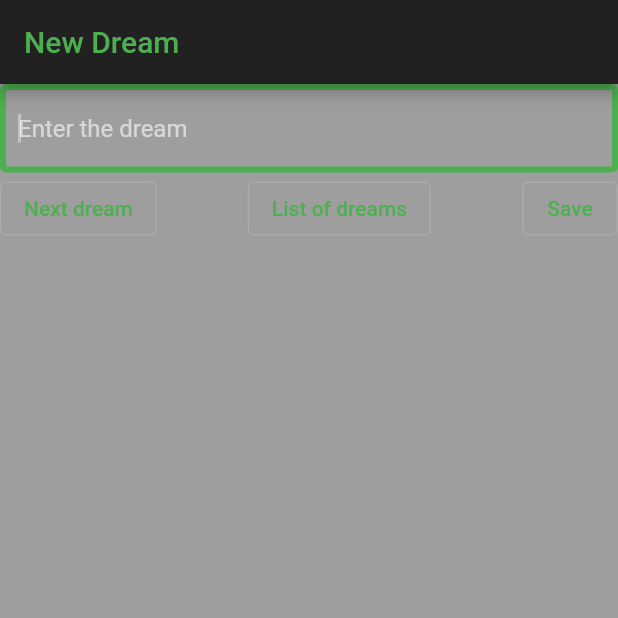
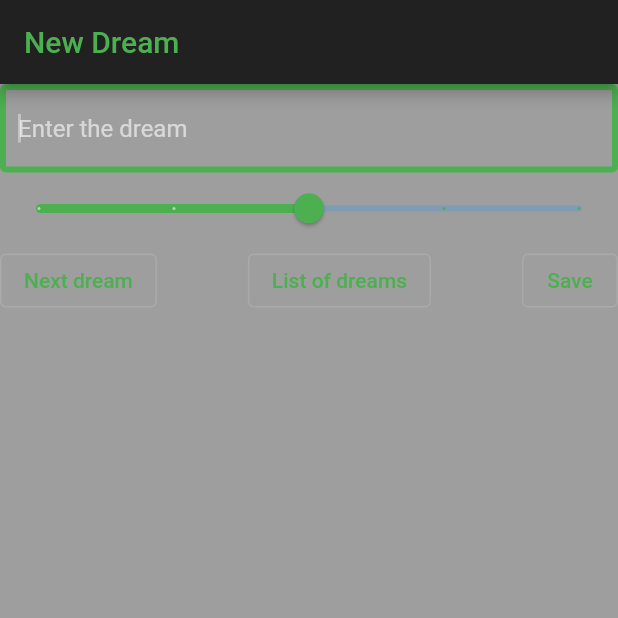
Before and after one commit to bassnick/DR_ea_ms, a Flutter app: the screen it shows after launch, on a phone screen of 412 x 824 dp, the top half of it. Run offline on Flutter 3.47's test engine with Material 2 defaults, Android fonts, the phone set to English and light mode, and no system bars; our stand-ins replace shared_preferences.

Commit message:
slider with mood

```diff
--- a/lib/main.dart
+++ b/lib/main.dart
@@ -26,8 +26,31 @@ class NewDreamPage extends StatefulWidget {
 }
 
 class _NewDreamPageState extends State<NewDreamPage> {
-  TextEditingController inputDream =new TextEditingController();
+  TextEditingController inputDream = new TextEditingController();
+  var extendedMood;
+  var _currentSliderValue = 0.0;
 
+  String getMood(double currentValue) {
+    String mood = "Excellent";
+    extendedMood = "++ " + mood;
+    if (currentValue < 1.5) {
+      mood = "Good";
+      extendedMood = "+ " + mood;
+    }
+    if (currentValue < 0.5) {
+      mood = "Neutral";
+      extendedMood = "0 " + mood;
+    }
+    if (currentValue < -0.5) {
+      mood = "Bad";
+      extendedMood = "- " + mood;
+    }
+    if (currentValue < -1.5) {
+      mood = "NightMare";
+      extendedMood = "-- " + mood;
+    }
+    return mood;
+  }
 
   @override
   Widget build(BuildContext context) {
@@ -57,11 +80,21 @@ class _NewDreamPageState extends State<NewDreamPage> {
                 ),
                 hintText: 'Enter the dream'),
           ),
-              Row( mainAxisAlignment: MainAxisAlignment.spaceBetween,
-                  children: [
-
+          Slider(
+            value: _currentSliderValue,
+            min: -2,
+            max: 2,
+            divisions: 4,
+            activeColor: Colors.green,
+            label: getMood(_currentSliderValue),
+            onChanged: (double value) {
+              setState(() {
+                _currentSliderValue = value;
+              });
+            },
+          ),
+          Row(mainAxisAlignment: MainAxisAlignment.spaceBetween, children: [
             OutlinedButton(
-
               onPressed: () {
                 // Respond to button press
               },
@@ -71,12 +104,10 @@ class _NewDreamPageState extends State<NewDreamPage> {
               ),
             ),
             OutlinedButton(
-
               onPressed: () {
                 listPage();
               },
-              child:
-              Text(
+              child: Text(
                 "List of dreams",
                 style: TextStyle(color: Colors.green),
               ),
@@ -87,6 +118,19 @@ class _NewDreamPageState extends State<NewDreamPage> {
                 final count = ((prefs.getInt('counter') ?? 0) + 1);
                 prefs.setInt('counter', count);
                 prefs.setString('dream' + count.toString(), inputDream.text);
+                var today = DateTime.now();
+                prefs.setString(
+                    'date' + count.toString(),
+                    (today.year.toString() +
+                        "-" +
+                        today.month.toString() +
+                        "-" +
+                        today.day.toString() +
+                        " " +
+                        today.hour.toString() +
+                        ":" +
+                        today.minute.toString()));
+                prefs.setString('mood' + count.toString(), extendedMood);
                 listPage();
               },
               child: Text(
@@ -107,13 +151,13 @@ class _NewDreamPageState extends State<NewDreamPage> {
 }
 
 class ListOfDreamsPage extends StatelessWidget {
-
   @override
   Widget build(BuildContext context) {
     SharedPreferences prefs;
-    getValues () async {
+    getValues() async {
       prefs = await SharedPreferences.getInstance();
     }
+
     getValues();
     return MaterialApp(
       title: 'Dreams notes',
@@ -133,7 +177,7 @@ class DreamsPage extends StatefulWidget {
 
 class _DreamsPageState extends State<DreamsPage> {
   @override
-  var dreams = new List<Widget>();
+  var items = new List<Widget>();
 
   @override
   void initState() {
@@ -146,15 +190,18 @@ class _DreamsPageState extends State<DreamsPage> {
     setState(() {
       final count = (prefs.getInt('counter')) ?? 0;
       for (int i = 0; i < count; i++) {
-        final dream = prefs.getString('dream' + (i+1).toString()) ?? "";
-        dreams.add(Text(dream));
-      }});
+        final dream = prefs.getString('dream' + (i + 1).toString()) ?? "";
+        final date = prefs.getString('date' + (i + 1).toString()) ?? "";
+        final mood = prefs.getString('mood' + (i + 1).toString()) ?? "";
+
+        items.add(Text(date + ' ' + mood));
+      }
+    });
   }
 
   Widget build(BuildContext context) {
     return Material(
-        child:
-        Column(children: dreams),
+      child: Column(children: items),
     );
   }
 }
```
Lines whose indentation alone changed are shown as unchanged.
